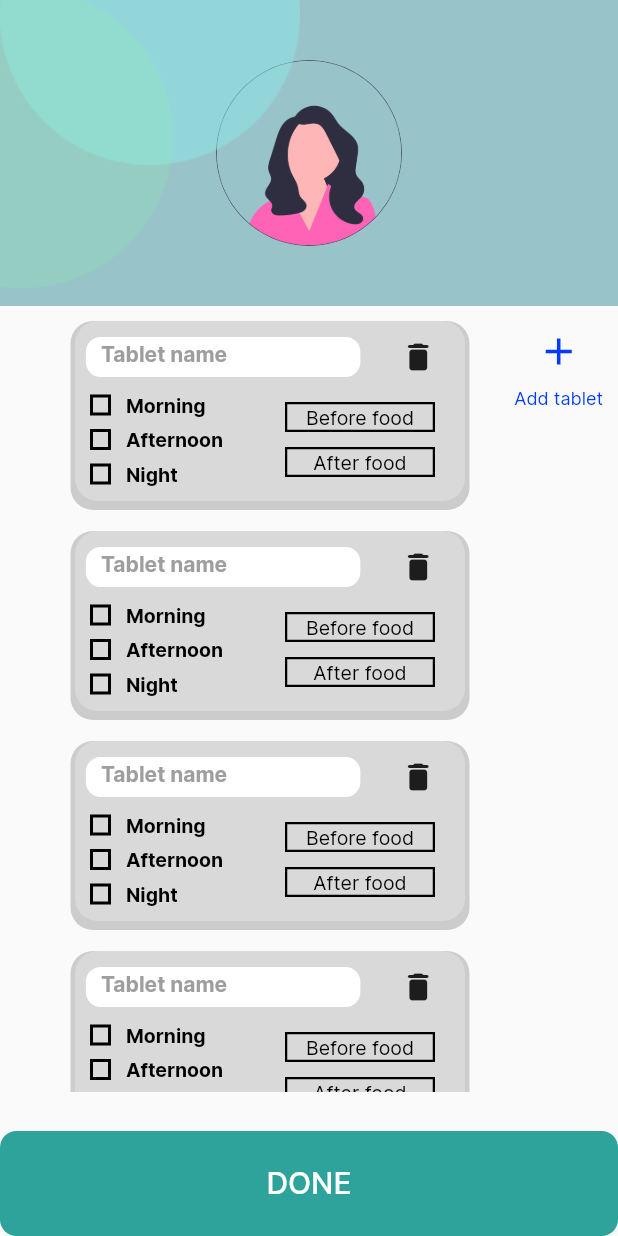
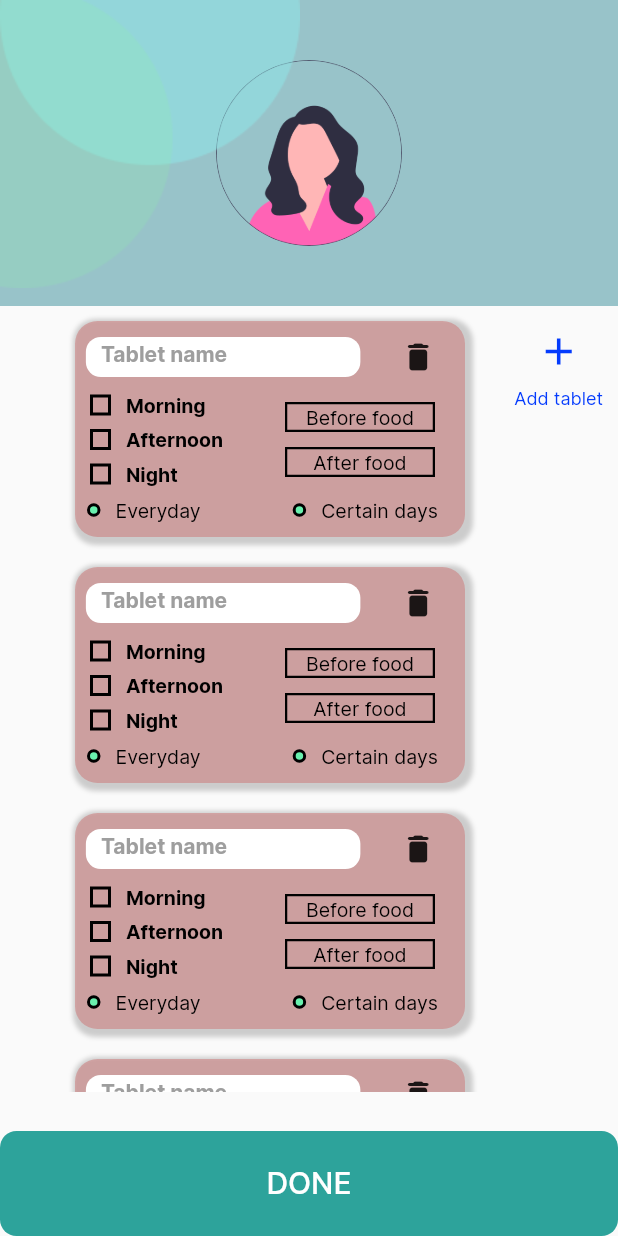
Before and after one commit to Vinayy25/dispill, a Flutter app: the TabletVerification screen opened by its route, on a phone screen of 412 x 824 dp. Run offline on Flutter 3.47's test engine with Material 2 defaults, Android fonts, the phone set to English and light mode, and no system bars; our stand-ins replace animate_do, firebase_auth, firebase_core, google_fonts, google_sign_in; accounts and stored records are empty.

Commit message:
made minor ui changes

```diff
--- a/lib/colors.dart
+++ b/lib/colors.dart
@@ -1,5 +1,7 @@
 import 'package:flutter/material.dart';
 
-final Color primaryColor = Color.fromRGBO(152, 195, 201, 30);
-final secondaryColor = Color.fromRGBO(255, 96, 96, 44);
-final tertiaryColor = Color.fromRGBO(235, 79, 79, 1);
+final Color primaryColor = Color.fromRGBO(152, 195, 201, 30 / 100);
+final secondaryColor = Color.fromRGBO(203, 71, 71, 34 / 100);
+final tertiaryColor = Color.fromRGBO(149, 232, 217, 1 / 1001);
+
+final backgroundColor = Color.fromRGBO(238, 243, 243, 1);
--- a/lib/registeration/tablet_verification.dart
+++ b/lib/registeration/tablet_verification.dart
@@ -1,3 +1,4 @@
+import 'package:animate_do/animate_do.dart';
 import 'package:dispill/utils.dart';
 import 'package:flutter/material.dart';
 
@@ -41,7 +42,9 @@ class TabletVerification extends StatelessWidget {
                 child: ListView.builder(
                   itemCount: 10,
                   itemBuilder: (BuildContext context, int index) {
-                    return const TabletDataContainer();
+                    return FadeInUp(
+                        from: height * index / 10,
+                        child: const TabletDataContainer());
                   },
                 ),
               ),
@@ -54,12 +57,12 @@ class TabletVerification extends StatelessWidget {
                     IconButton(
                       iconSize: 30,
                       onPressed: () {},
-                      icon: Icon(
+                      icon: const Icon(
                         Icons.add,
                         color: Color(0xff043BFD),
                       ),
                     ),
-                    AppText(
+                    const AppText(
                       text: 'Add tablet',
                       fontsize: 12,
                       color: Color(0xff043BFD),
--- /dev/null
+++ b/lib/routes.dart
@@ -0,0 +1,19 @@
+import 'package:dispill/home/edit_prescription.dart';
+import 'package:dispill/home/home_screen.dart';
+import 'package:dispill/registeration/connect_device.dart';
+import 'package:dispill/registeration/loading_screen.dart';
+import 'package:dispill/registeration/tablet_verification.dart';
+import 'package:dispill/registeration/upload_prescription.dart';
+import 'package:dispill/registeration/welcome_screen.dart';
+import 'package:flutter/material.dart';
+
+final Map<String, WidgetBuilder> routes = {
+  '/welcomeScreen': (context) => const WelcomeScreen(),
+  '/connectDevice': (context) => const ConnectDeviceScreen(),
+  '/prescriptionScreen': (context) => const PrescriptionScreen(),
+  '/loading': (context) => const LoadingScreen(),
+  '/completed': (context) => const CompletedScreen(),
+  '/tabletVerification': (context) => const TabletVerification(),
+  '/homeScreen': (context) => const Homescreen(),
+  '/editPrescription': (context) => const EditPrescriptionScreen(),
+};
--- a/lib/utils.dart
+++ b/lib/utils.dart
@@ -1,3 +1,4 @@
+import 'package:dispill/colors.dart';
 import 'package:flutter/material.dart';
 import 'package:google_fonts/google_fonts.dart';
 
@@ -121,19 +122,21 @@ class _TabletDataContainerState extends State<TabletDataContainer> {
   @override
   Widget build(BuildContext context) {
     return Container(
-      height: 120,
+      height: 144,
       width: 300,
       margin: const EdgeInsets.only(left: 20, right: 20, top: 10, bottom: 10),
       decoration: BoxDecoration(
         borderRadius: BorderRadius.circular(15),
-        color: const Color(0xffD9D9D9),
+        color: secondaryColor,
         boxShadow: [
           BoxShadow(
-            color: Colors.grey.withOpacity(0.5),
-            spreadRadius: 3,
-            blurRadius: 0,
-            offset: const Offset(0, 3),
-          )
+              color: Colors.grey.withOpacity(0.5),
+              spreadRadius: 3,
+              blurRadius: 2,
+              offset: const Offset(
+                2,
+                2,
+              ))
         ],
       ),
       child: Column(children: [
@@ -199,11 +202,21 @@ class _TabletDataContainerState extends State<TabletDataContainer> {
                       fontsize: 13,
                     ),
                   ),
-                )
+                ),
               ],
             )
           ],
         ),
+        Padding(
+          padding: const EdgeInsets.only(left: 8.0, right: 18, top: 8),
+          child: Row(
+            mainAxisAlignment: MainAxisAlignment.spaceBetween,
+            children: [
+              DaySelector(context, 'Everyday', false),
+              DaySelector(context, "Certain days", false)
+            ],
+          ),
+        )
       ]),
     );
   }
@@ -228,3 +241,42 @@ Widget checkBoxWithName(String name) {
     ],
   );
 }
+
+Widget DaySelector(BuildContext context, String name, bool isSelected) {
+  return Row(
+    children: [
+      Container(
+        height: 9,
+        width: 9,
+        decoration: BoxDecoration(
+            color: Colors.greenAccent,
+            borderRadius: BorderRadius.circular(30),
+            border: Border.all(width: 2)),
+      ),
+      const SizedBox(
+        width: 10,
+      ),
+      AppText(
+        text: name,
+        fontsize: 13,
+      )
+    ],
+  );
+}
+
+Widget MyButton(BuildContext context, String text, double fontSize,
+    double width, double height) {
+  return Container(
+    height: height,
+    width: width,
+    decoration: BoxDecoration(
+        color: Color.fromRGBO(45, 163, 155, 96 / 100),
+        borderRadius: BorderRadius.circular(11)),
+    child: Center(
+        child: AppLargeText(
+      text: text,
+      color: Colors.white,
+      fontsize: fontSize,
+    )),
+  );
+}
--- a/pubspec.yaml
+++ b/pubspec.yaml
@@ -28,12 +28,16 @@ environment:
 # the latest version available on pub.dev. To see which dependencies have newer
 # versions available, run `flutter pub outdated`.
 dependencies:
+  animate_do: ^3.1.2
+  cloud_firestore: ^4.12.2
   cupertino_icons: ^1.0.2
+  firebase_auth: ^4.12.1
   firebase_core: ^2.21.0
   flutter:
     sdk: flutter
   flutter_native_splash: ^2.3.5
   google_fonts: ^6.1.0
+  google_sign_in: ^6.1.5
 
 dev_dependencies:
   flutter_lints: ^2.0.0
```
Also changed, not shown: lib/auth/auth_model.dart (added, +23 -0 lines), lib/auth/auth_screen.dart (added, +59 -0 lines), lib/home/edit_prescription.dart (added, +72 -0 lines), lib/home/home_screen.dart (+34 -10 lines), lib/main.dart (+28 -16 lines), lib/registeration/upload_prescription.dart (+7 -8 lines), lib/registeration/welcome_screen.dart (+51 -14 lines), pubspec.lock, 4 other files.
